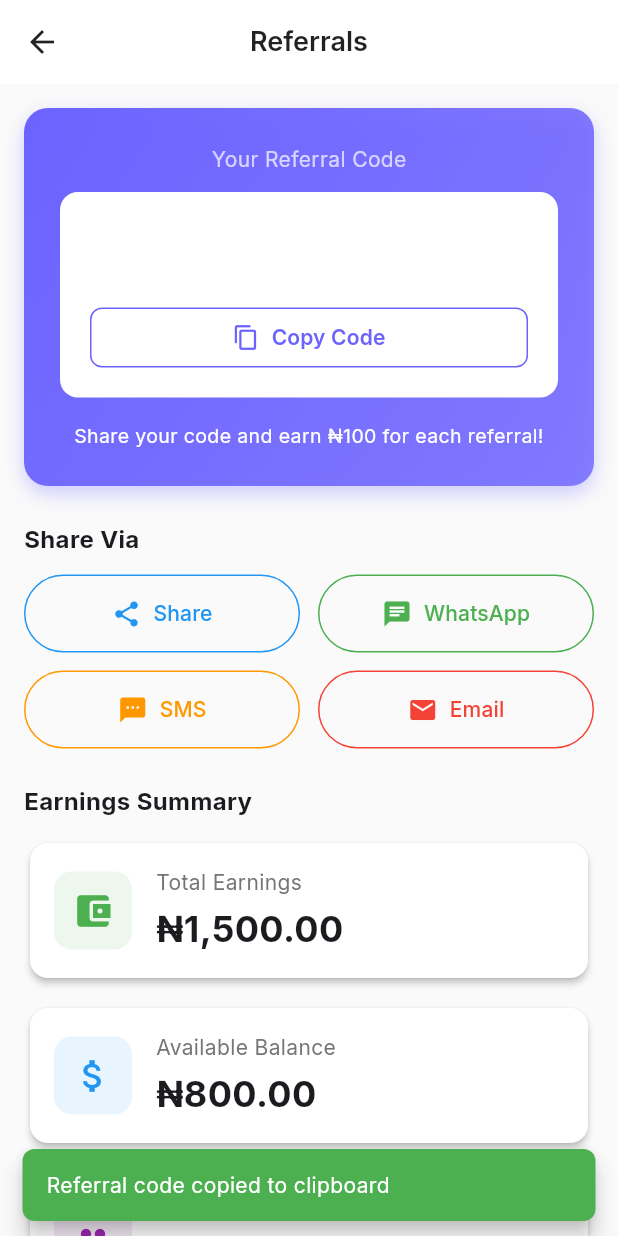
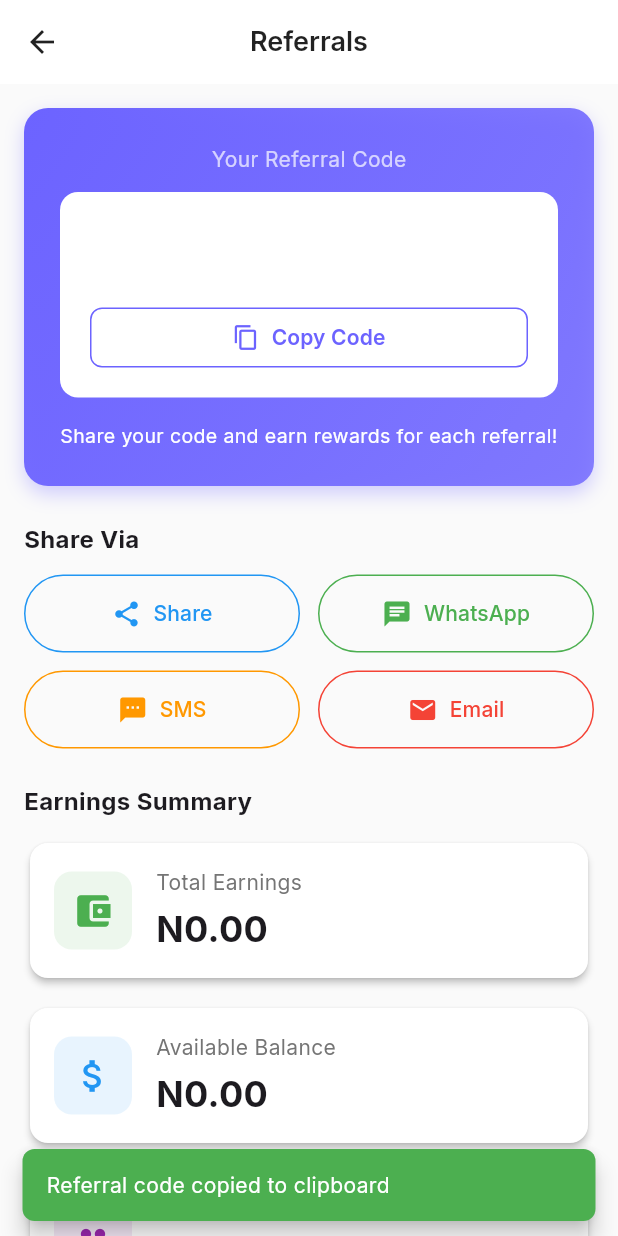
Before and after one commit to ajogious/vtu_mobile_app, a Flutter app: the ReferralScreen screen opened directly, after a tap on "Copy Code", on a phone screen of 412 x 824 dp. Run offline on Flutter 3.47's test engine with Material 3 defaults, Android fonts, the phone set to English and light mode, and no system bars; our stand-ins replace connectivity_plus, dio, flutter_contacts, flutter_local_notifications, flutter_secure_storage, google_fonts and 7 more; accounts and stored records are empty; network calls fail.

Commit message:
feat: fetching referral earning done

```diff
--- a/lib/models/user_model.dart
+++ b/lib/models/user_model.dart
@@ -51,7 +51,7 @@ class User {
       referralCredit: _parseDouble(json['ref_credit']),
 
       // ⚠️ API uses "refer" not "referralCode"
-      referralCode: json['refer'] ?? json['referral_code'],
+      referralCode: json['username'] ?? '',
 
       // ⚠️ Convert "YES"/"NO" strings to bool
       kycVerified: _parseBool(json['kyc_verify'] ?? json['kyc_verified']),
--- a/lib/providers/referral_provider.dart
+++ b/lib/providers/referral_provider.dart
@@ -1,62 +1,61 @@
 import 'package:flutter/foundation.dart';
+import '../models/referral_model.dart';
+import '../providers/auth_provider.dart';
 
 class ReferralProvider with ChangeNotifier {
   double _totalEarnings = 0;
   double _availableBalance = 0;
   int _totalReferrals = 0;
-  List<Map<String, dynamic>> _earnings = [];
-  List<Map<String, dynamic>> _filteredEarnings = [];
+  List<ReferralEarning> _earnings = [];
+  List<ReferralEarning> _filteredEarnings = [];
   bool _isLoading = false;
+  String? _error;
+
+  AuthProvider? _authProvider;
+
+  void setAuthProvider(AuthProvider authProvider) {
+    _authProvider = authProvider;
+  }
 
   // Getters
   double get totalEarnings => _totalEarnings;
   double get availableBalance => _availableBalance;
   int get totalReferrals => _totalReferrals;
-  List<Map<String, dynamic>> get earnings => _earnings;
-  List<Map<String, dynamic>> get filteredEarnings => _filteredEarnings;
+  List<ReferralEarning> get earnings => _earnings;
+  List<ReferralEarning> get filteredEarnings => _filteredEarnings;
   bool get isLoading => _isLoading;
+  String? get error => _error;
 
   Future<void> fetchReferralData() async {
     _isLoading = true;
+    _error = null;
     notifyListeners();
 
-    // Simulate API call
-    await Future.delayed(const Duration(seconds: 1));
+    try {
+      // Fetch stats and history from same endpoint
+      final statsResult = await _authProvider?.authService.api
+          .getReferralStats();
+      final historyResult = await _authProvider?.authService.api
+          .getReferralHistory();
 
-    // Mock data - replace with actual API call
-    _totalEarnings = 1500;
-    _availableBalance = 800;
-    _totalReferrals = 15;
+      if (statsResult != null &&
+          statsResult.success &&
+          statsResult.data != null) {
+        final stats = statsResult.data!;
+        _totalEarnings = stats.totalEarnings;
+        _availableBalance = stats.availableBalance;
+        _totalReferrals = stats.totalReferrals;
+      }
 
-    _earnings = [
-      {
-        'amount': 100.0,
-        'source': 'Referral: John Doe',
-        'date': DateTime.now().subtract(const Duration(days: 1)),
-      },
-      {
-        'amount': 100.0,
-        'source': 'Referral: Jane Smith',
-        'date': DateTime.now().subtract(const Duration(days: 3)),
-      },
-      {
-        'amount': 100.0,
-        'source': 'Referral: Mike Johnson',
-        'date': DateTime.now().subtract(const Duration(days: 7)),
-      },
-      {
-        'amount': 100.0,
-        'source': 'Referral: Sarah Williams',
-        'date': DateTime.now().subtract(const Duration(days: 10)),
-      },
-      {
-        'amount': 100.0,
-        'source': 'Referral: David Brown',
-        'date': DateTime.now().subtract(const Duration(days: 15)),
-      },
-    ];
-
-    _filteredEarnings = List.from(_earnings);
+      if (historyResult != null &&
+          historyResult.success &&
+          historyResult.data != null) {
+        _earnings = historyResult.data!;
+        _filteredEarnings = List.from(_earnings);
+      }
+    } catch (e) {
+      _error = e.toString();
+    }
 
     _isLoading = false;
     notifyListeners();
@@ -67,15 +66,11 @@ class ReferralProvider with ChangeNotifier {
       _filteredEarnings = List.from(_earnings);
     } else {
       _filteredEarnings = _earnings.where((earning) {
-        final date = earning['date'] as DateTime;
-
-        if (start != null && date.isBefore(start)) return false;
-        if (end != null && date.isAfter(end)) return false;
-
+        if (start != null && earning.createdAt.isBefore(start)) return false;
+        if (end != null && earning.createdAt.isAfter(end)) return false;
         return true;
       }).toList();
     }
-
     notifyListeners();
   }
 
@@ -86,29 +81,13 @@ class ReferralProvider with ChangeNotifier {
     _isLoading = true;
     notifyListeners();
 
-    // Simulate API call
+    // TODO: wire up real withdrawal endpoint when available
     await Future.delayed(const Duration(seconds: 2));
 
     _availableBalance -= amount;
-
     _isLoading = false;
     notifyListeners();
 
     return true;
   }
-
-  void addEarning(double amount, String source) {
-    _earnings.insert(0, {
-      'amount': amount,
-      'source': source,
-      'date': DateTime.now(),
-    });
-
-    _totalEarnings += amount;
-    _availableBalance += amount;
-    _totalReferrals++;
-
-    _filteredEarnings = List.from(_earnings);
-    notifyListeners();
-  }
 }
--- a/lib/screens/referral/referral_screen.dart
+++ b/lib/screens/referral/referral_screen.dart
@@ -3,6 +3,7 @@ import 'package:flutter/services.dart';
 import 'package:provider/provider.dart';
 import 'package:intl/intl.dart';
 import 'package:share_plus/share_plus.dart';
+import '../../models/referral_model.dart';
 import '../../providers/auth_provider.dart';
 import '../../providers/referral_provider.dart';
 import '../../utils/ui_helpers.dart';
@@ -47,7 +48,6 @@ Use my referral code: $code
 
 Download now and start earning!'''
             .trim();
-
     Share.share(message);
   }
 
@@ -64,7 +64,6 @@ Use my referral code: *$code*
 
 Download now and start earning!'''
             .trim();
-
     Share.share(message);
   }
 
@@ -85,14 +84,13 @@ Use my referral code: $code
 
 Download now and start earning!'''
             .trim();
-
     Share.share(message);
   }
 
   @override
   Widget build(BuildContext context) {
     final user = context.watch<AuthProvider>().user;
-    final referralCode = user?.referralCode ?? '';
+    final referralCode = user?.referralCode ?? user?.username ?? '';
 
     return Scaffold(
       appBar: AppBar(title: const Text('Referrals'), centerTitle: true),
@@ -132,9 +130,6 @@ Download now and start earning!'''
                       style: TextStyle(color: Colors.white70, fontSize: 14),
                     ),
                     const SizedBox(height: 12),
-
-                    // FIX: use full-width column layout instead of a Row
-                    // that can overflow on small screens
                     Container(
                       width: double.infinity,
                       padding: const EdgeInsets.symmetric(
@@ -147,7 +142,6 @@ Download now and start earning!'''
                       ),
                       child: Column(
                         children: [
-                          // Referral code — scales down if too wide
                           FittedBox(
                             fit: BoxFit.scaleDown,
                             child: Text(
@@ -162,8 +156,6 @@ Download now and start earning!'''
                             ),
                           ),
                           const SizedBox(height: 12),
-
-                          // Copy button below the code — full width, never overflows
                           SizedBox(
                             width: double.infinity,
                             child: OutlinedButton.icon(
@@ -196,10 +188,9 @@ Download now and start earning!'''
                         ],
                       ),
                     ),
-
                     const SizedBox(height: 16),
                     const Text(
-                      'Share your code and earn ₦100 for each referral!',
+                      'Share your code and earn rewards for each referral!',
                       style: TextStyle(color: Colors.white, fontSize: 13),
                       textAlign: TextAlign.center,
                     ),
@@ -269,6 +260,33 @@ Download now and start earning!'''
                       child: Padding(
                         padding: EdgeInsets.all(32),
                         child: CircularProgressIndicator(),
+                      ),
+                    );
+                  }
+
+                  if (provider.error != null && provider.earnings.isEmpty) {
+                    return Center(
+                      child: Padding(
+                        padding: const EdgeInsets.all(32),
+                        child: Column(
+                          children: [
+                            Icon(
+                              Icons.error_outline,
+                              size: 48,
+                              color: Colors.grey[400],
+                            ),
+                            const SizedBox(height: 16),
+                            Text(
+                              'Failed to load referral data',
+                              style: TextStyle(color: Colors.grey[600]),
+                            ),
+                            const SizedBox(height: 12),
+                            TextButton(
+                              onPressed: _loadReferralData,
+                              child: const Text('Retry'),
+                            ),
+                          ],
+                        ),
                       ),
                     );
                   }
@@ -367,7 +385,7 @@ Download now and start earning!'''
                       if (provider.availableBalance < 500) ...[
                         const SizedBox(height: 8),
                         Text(
-                          'Minimum withdrawal amount is ₦500',
+                          'Minimum withdrawal amount is N500',
                           style: TextStyle(
                             color: Colors.grey[600],
                             fontSize: 12,
@@ -434,6 +452,8 @@ Download now and start earning!'''
                             ],
                           ),
                         ),
+
+                      const SizedBox(height: 16),
                     ],
                   );
                 },
@@ -492,12 +512,11 @@ Download now and start earning!'''
                     style: TextStyle(color: Colors.grey[600], fontSize: 14),
                   ),
                   const SizedBox(height: 4),
-                  // FittedBox prevents long amounts from overflowing
                   FittedBox(
                     fit: BoxFit.scaleDown,
                     alignment: Alignment.centerLeft,
                     child: Text(
-                      '₦${NumberFormat('#,##0.00').format(amount)}',
+                      'N${NumberFormat('#,##0.00').format(amount)}',
                       style: const TextStyle(
                         fontSize: 24,
                         fontWeight: FontWeight.bold,
@@ -513,11 +532,8 @@ Download now and start earning!'''
     );
   }
 
-  Widget _buildEarningItem(Map<String, dynamic> earning) {
-    final amount = earning['amount'] as double;
-    final source = earning['source'] as String;
-    final date = earning['date'] as DateTime;
-
+  // FIXED: now accepts ReferralEarning object instead of Map
+  Widget _buildEarningItem(ReferralEarning earning) {
     return Card(
       margin: const EdgeInsets.only(bottom: 8),
       child: ListTile(
@@ -526,19 +542,21 @@ Download now and start earning!'''
           child: const Icon(Icons.add, color: Colors.green),
         ),
         title: Text(
-          source,
+          earning.source,
           style: const TextStyle(fontWeight: FontWeight.w600),
+          maxLines: 2,
+          overflow: TextOverflow.ellipsis,
         ),
         subtitle: Text(
-          DateFormat('MMM dd, yyyy • hh:mm a').format(date),
+          DateFormat('MMM dd, yyyy • hh:mm a').format(earning.createdAt),
           style: const TextStyle(fontSize: 12),
         ),
         trailing: Text(
-          '+₦${NumberFormat('#,##0.00').format(amount)}',
+          '+N${NumberFormat('#,##0.00').format(earning.amount)}',
           style: const TextStyle(
             color: Colors.green,
             fontWeight: FontWeight.bold,
-            fontSize: 16,
+            fontSize: 14,
           ),
         ),
       ),
--- a/lib/services/api/real_api_service.dart
+++ b/lib/services/api/real_api_service.dart
@@ -911,11 +911,16 @@ class RealApiService implements ApiService {
   Future<ApiResult<ReferralStats>> getReferralStats() async {
     try {
       final response = await _dio.get(ApiConfig.referralHistoryEndpoint);
-
       final responseData = response.data;
 
-      if (responseData['ok'] == true && responseData['stats'] != null) {
-        final stats = ReferralStats.fromJson(responseData['stats']);
+      if (responseData['ok'] == true) {
+        final data = responseData['data'];
+        final stats = ReferralStats(
+          totalEarnings: double.parse(data['ref_credit']?.toString() ?? '0'),
+          availableBalance: double.parse(data['ref_credit']?.toString() ?? '0'),
+          totalReferrals: data['count'] ?? 0,
+          activeReferrals: data['count'] ?? 0,
+        );
         return ApiResult.success(stats);
       }
 
@@ -933,15 +938,11 @@ class RealApiService implements ApiService {
   Future<ApiResult<List<ReferralEarning>>> getReferralHistory() async {
     try {
       final response = await _dio.get(ApiConfig.referralHistoryEndpoint);
-
       final responseData = response.data;
 
-      if (responseData['ok'] == true || responseData['earnings'] != null) {
-        final earnings =
-            (responseData['earnings'] as List?)
-                ?.map((e) => ReferralEarning.fromJson(e))
-                .toList() ??
-            [];
+      if (responseData['ok'] == true) {
+        final items = responseData['data']['items'] as List? ?? [];
+        final earnings = items.map((e) => ReferralEarning.fromJson(e)).toList();
         return ApiResult.success(earnings);
       }
 
```
Also changed, not shown: lib/main.dart (+7 -1 lines), lib/models/referral_model.dart (+34 -14 lines), lib/screens/profile/profile_screen.dart (+19 -14 lines), pubspec.yaml (+9 -0 lines), pubspec.lock.
